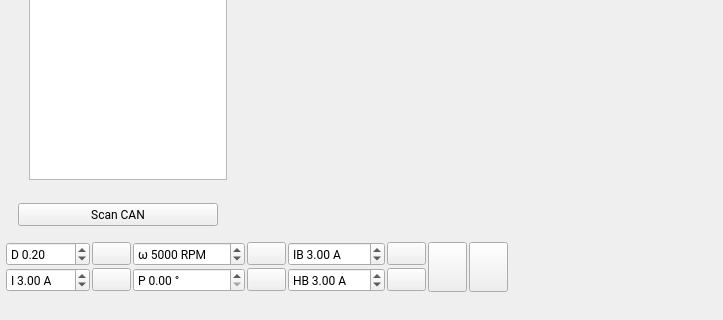
The window that mainwindow.ui (vedderb/vesc_tool) describes before a commit, drawn with Qt 5; both pictures show x 0 to 723 and y 332 to 652 of the 1054 by 652 pixel window.
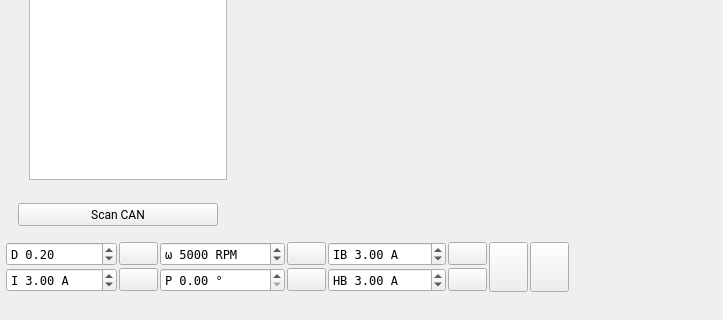
The same window after the commit. Icons and pictures are not drawn. Custom widgets are drawn as their Qt base class.

Commit message: Fixed some weird font behavior on windows for default monospace font

Diff of the .ui file:
```diff
--- a/mainwindow.ui
+++ b/mainwindow.ui
@@ -242,7 +242,7 @@
        <widget class="QDoubleSpinBox" name="brakeCurrentBox">
         <property name="font">
          <font>
-          <family>Monospace</family>
+          <family>DejaVu Sans Mono</family>
          </font>
         </property>
         <property name="toolTip">
@@ -405,7 +405,7 @@
        <widget class="QDoubleSpinBox" name="speedBox">
         <property name="font">
          <font>
-          <family>Monospace</family>
+          <family>DejaVu Sans Mono</family>
          </font>
         </property>
         <property name="toolTip">
@@ -438,7 +438,7 @@
        <widget class="QDoubleSpinBox" name="handbrakeBox">
         <property name="font">
          <font>
-          <family>Monospace</family>
+          <family>DejaVu Sans Mono</family>
          </font>
         </property>
         <property name="toolTip">
@@ -468,7 +468,7 @@
        <widget class="QDoubleSpinBox" name="dutyBox">
         <property name="font">
          <font>
-          <family>Monospace</family>
+          <family>DejaVu Sans Mono</family>
          </font>
         </property>
         <property name="toolTip">
@@ -532,7 +532,7 @@
        <widget class="QDoubleSpinBox" name="posBox">
         <property name="font">
          <font>
-          <family>Monospace</family>
+          <family>DejaVu Sans Mono</family>
          </font>
         </property>
         <property name="toolTip">
@@ -559,7 +559,7 @@
        <widget class="QDoubleSpinBox" name="currentBox">
         <property name="font">
          <font>
-          <family>Monospace</family>
+          <family>DejaVu Sans Mono</family>
          </font>
         </property>
         <property name="toolTip">
```
The commit also changes 7 other files.
